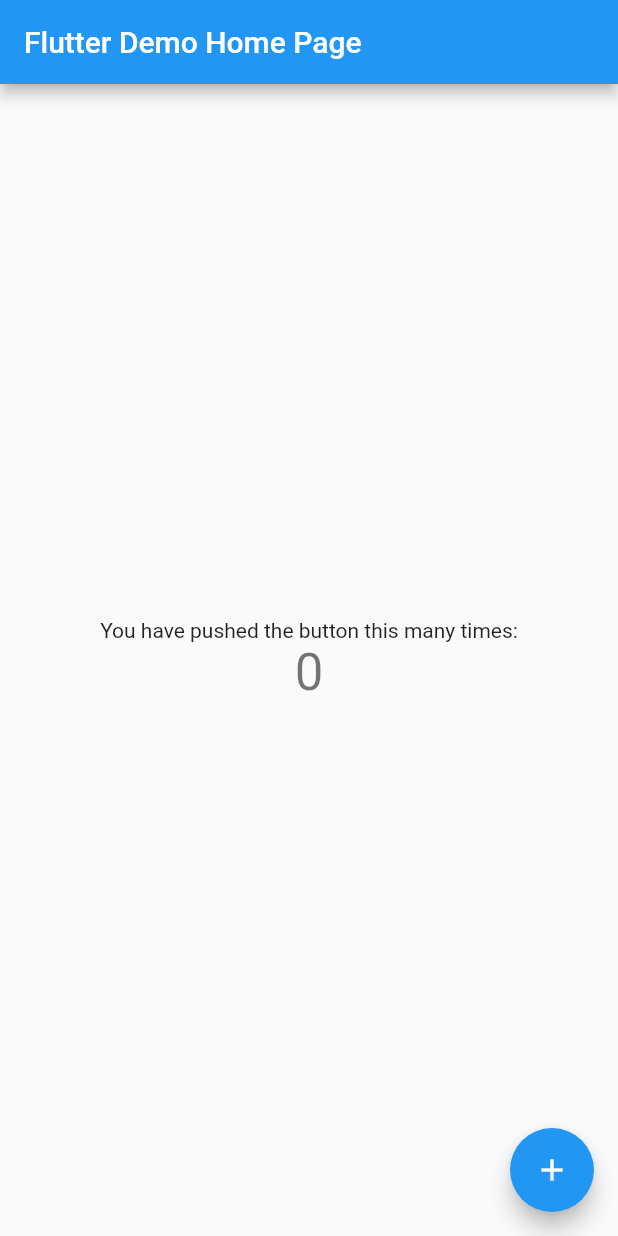
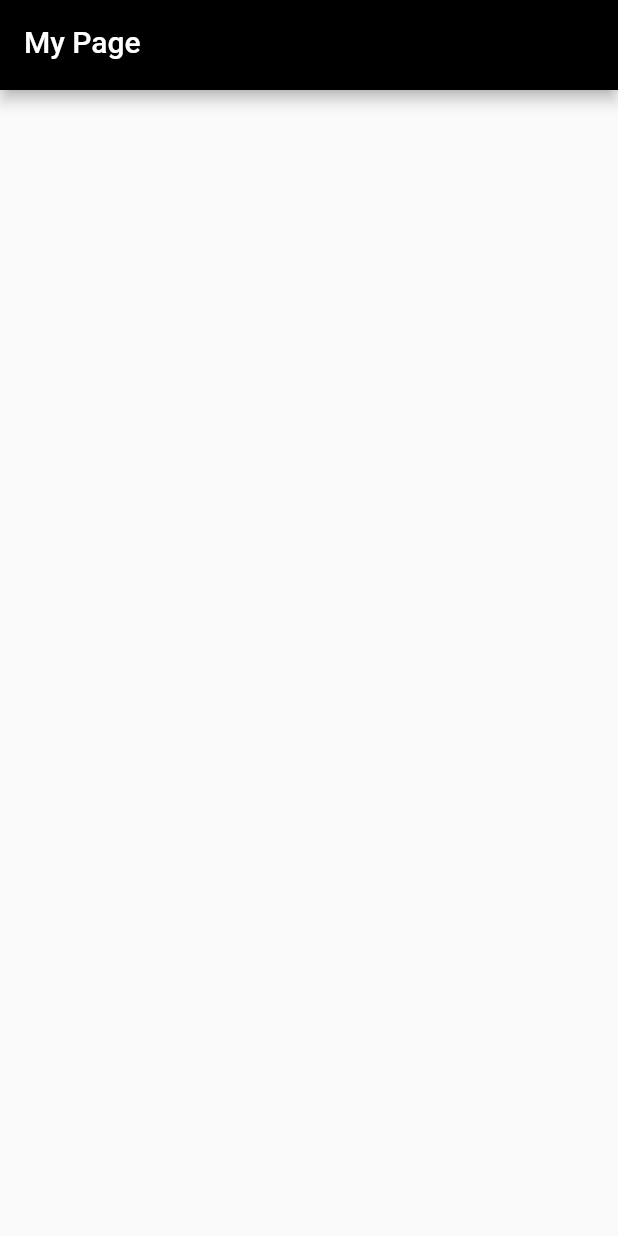
Before and after one commit to Rewyero/web_page_flutter, a Flutter app: the screen it shows after launch, on a phone screen of 412 x 824 dp. Run offline on Flutter 3.47's test engine with Material 2 defaults, Android fonts, the light colour scheme and no system bars; missing offline and left inert: flutter_gradient_colors.

Commit message:
Added Appbar

```diff
--- /dev/null
+++ b/lib/appbar_widget.dart
@@ -0,0 +1,23 @@
+import 'package:alen_web/constans.dart';
+import 'package:flutter/material.dart';
+import 'package:flutter_gradient_colors/flutter_gradient_colors.dart';
+
+class MyAppBar extends StatelessWidget implements PreferredSizeWidget {
+  @override
+  Size get preferredSize => const Size.fromHeight(60);
+  const MyAppBar({
+    Key? key,
+  }) : super(key: key);
+
+  @override
+  Widget build(BuildContext context) {
+    return AppBar(
+      title: const Text(apptitle),
+      flexibleSpace: Container(
+        decoration: const BoxDecoration(
+          gradient: LinearGradient(colors: GradientColors.nightParty),
+        ),
+      ),
+    );
+  }
+}
--- /dev/null
+++ b/lib/constans.dart
@@ -0,0 +1 @@
+const String apptitle = "My Page";
--- a/lib/main.dart
+++ b/lib/main.dart
@@ -1,68 +1,22 @@
 import 'package:flutter/material.dart';
 
+import 'appbar_widget.dart';
+
 void main() {
-  runApp(const MyApp());
+  runApp(const HomePage());
 }
 
-class MyApp extends StatelessWidget {
-  const MyApp({Key? key}) : super(key: key);
+class HomePage extends StatelessWidget {
+  const HomePage({Key? key}) : super(key: key);
+  Size get preferredSize => const Size.fromHeight(100);
 
-  // This widget is the root of your application.
   @override
   Widget build(BuildContext context) {
-    return MaterialApp(
-      title: 'Flutter Demo',
-      theme: ThemeData(
-        primarySwatch: Colors.blue,
+    return const MaterialApp(
+      title: "Alen-Page",
+      home: Scaffold(
+        appBar: MyAppBar(),
       ),
-      home: const MyHomePage(title: 'Flutter Demo Home Page'),
     );
   }
 }
-
-class MyHomePage extends StatefulWidget {
-  const MyHomePage({Key? key, required this.title}) : super(key: key);
-
-  final String title;
-
-  @override
-  State<MyHomePage> createState() => _MyHomePageState();
-}
-
-class _MyHomePageState extends State<MyHomePage> {
-  int _counter = 0;
-
-  void _incrementCounter() {
-    setState(() {
-      _counter++;
-    });
-  }
-
-  @override
-  Widget build(BuildContext context) {
-    return Scaffold(
-      appBar: AppBar(
-        title: Text(widget.title),
-      ),
-      body: Center(
-        child: Column(
-          mainAxisAlignment: MainAxisAlignment.center,
-          children: <Widget>[
-            const Text(
-              'You have pushed the button this many times:',
-            ),
-            Text(
-              '$_counter',
-              style: Theme.of(context).textTheme.headline4,
-            ),
-          ],
-        ),
-      ),
-      floatingActionButton: FloatingActionButton(
-        onPressed: _incrementCounter,
-        tooltip: 'Increment',
-        child: const Icon(Icons.add),
-      ), // This trailing comma makes auto-formatting nicer for build methods.
-    );
-  }
-}
```
Also changed, not shown: pubspec.yaml (+4 -12 lines), pubspec.lock, 1 other file.
